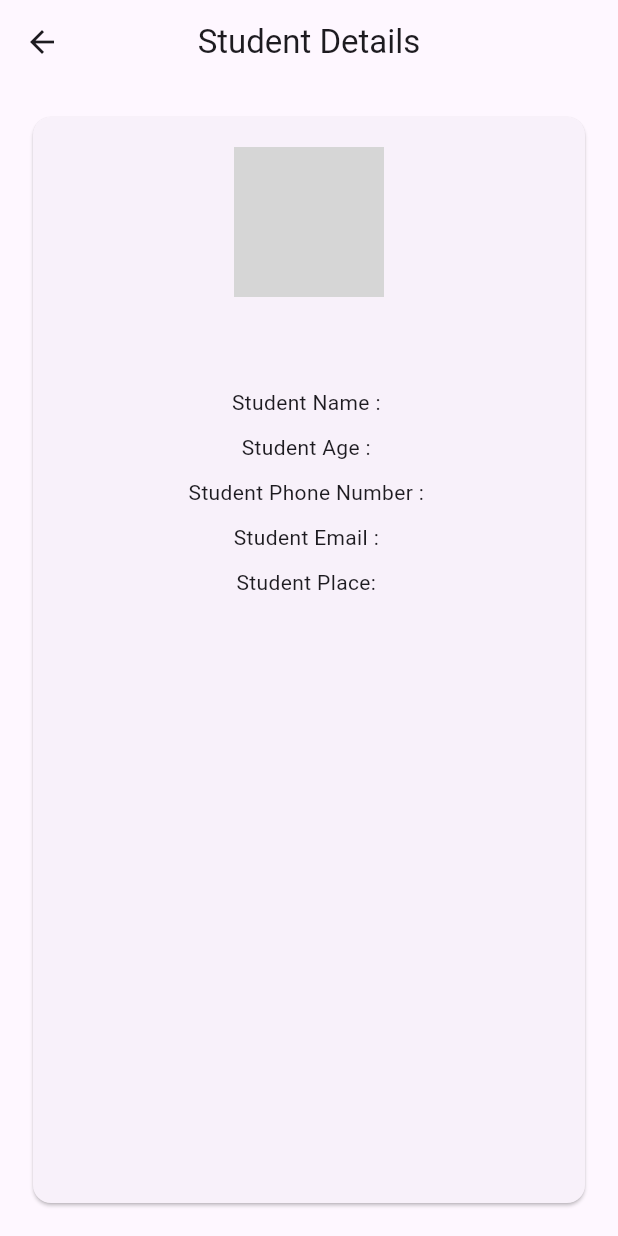
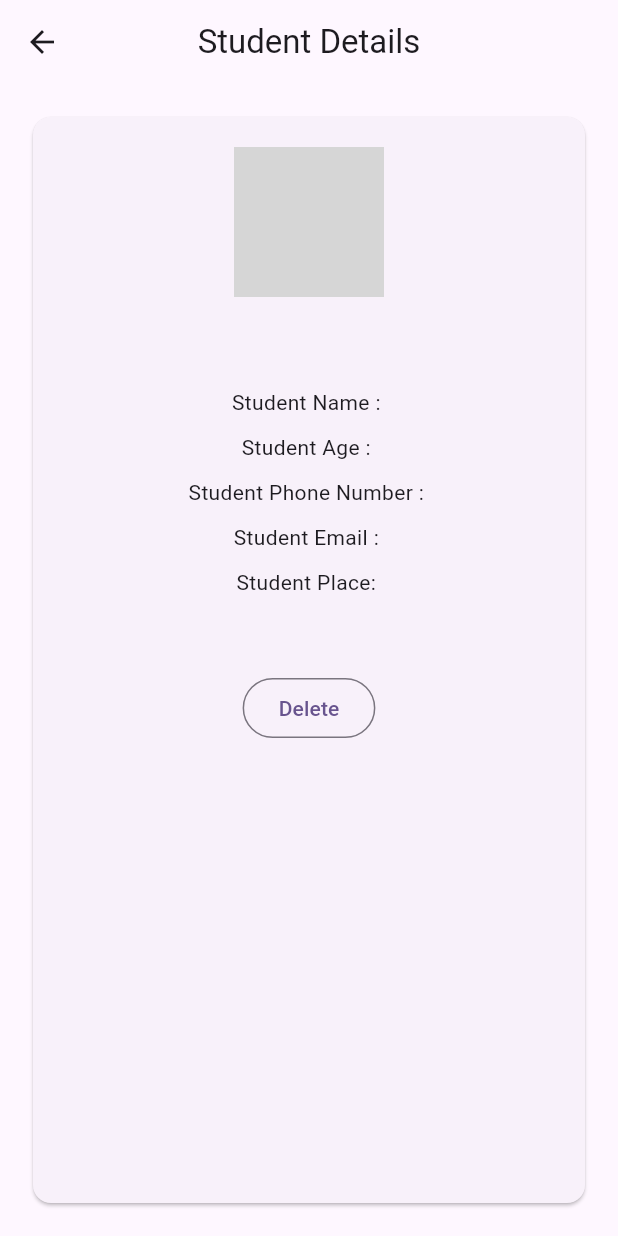
Before and after one commit to AbhijithNellikkat/AppXcel-Academy-App, a Flutter app: the StudentDetailsScreen screen opened directly with empty values, on a phone screen of 412 x 824 dp. Run offline on Flutter 3.47's test engine with Material 2 defaults, Android fonts, the phone set to English and light mode, and no system bars; our stand-ins replace cloud_firestore, firebase_auth, firebase_core, firebase_storage, fluttertoast, google_fonts and 3 more; accounts and stored records are empty; network calls fail; grey boxes are pictures that could not be loaded.

Commit message:
delete student data form firebase database is completed

```diff
--- a/lib/auth/forget_password.dart
+++ b/lib/auth/forget_password.dart
@@ -1,5 +1,6 @@
 import 'package:appxcel_academy/auth/login.dart';
 import 'package:appxcel_academy/auth/signup.dart';
+import 'package:appxcel_academy/utils/images.dart';
 import 'package:appxcel_academy/widgets/features/accout_check/account_check_widget.dart';
 import 'package:firebase_auth/firebase_auth.dart';
 import 'package:flutter/material.dart';
@@ -31,7 +32,7 @@ class ForgetPasswordScreen extends StatelessWidget {
                     style: TextStyle(fontWeight: FontWeight.bold, fontSize: 22),
                   ),
                   Lottie.asset(
-                      'assets/animations/forget_password_animation.json'),
+                      forgetPasswordAnimation),
                   const SizedBox(height: 20),
                   InputFieldWidget(
                     lableText: 'Email',
--- a/lib/auth/signup.dart
+++ b/lib/auth/signup.dart
@@ -13,6 +13,7 @@ import 'package:fluttertoast/fluttertoast.dart';
 import 'package:image_cropper/image_cropper.dart';
 import 'package:image_picker/image_picker.dart';
 
+import '../utils/images.dart';
 import '../widgets/global/input_field_widget.dart';
 
 class SignUpScreen extends StatefulWidget {
@@ -100,7 +101,7 @@ class _SignUpScreenState extends State<SignUpScreen> {
                   child: CircleAvatar(
                     radius: 70,
                     backgroundImage: imageFile == null
-                        ? const AssetImage("assets/images/notUser.jpg")
+                        ? const AssetImage(notUserImage)
                         : Image.file(imageFile!).image,
                   ),
                 ),
--- a/lib/pages/student_details/student_details.dart
+++ b/lib/pages/student_details/student_details.dart
@@ -1,3 +1,6 @@
+import 'package:appxcel_academy/pages/home/home_screen.dart';
+import 'package:cloud_firestore/cloud_firestore.dart';
+import 'package:firebase_auth/firebase_auth.dart';
 import 'package:flutter/material.dart';
 
 class StudentDetailsScreen extends StatelessWidget {
@@ -8,7 +11,9 @@ class StudentDetailsScreen extends StatelessWidget {
       required this.studentPhoneNumber,
       required this.studentEmailId,
       required this.studentPlace,
-      required this.studentImage});
+      required this.studentImage,
+      required this.userId,
+      required this.doId});
 
   final String studentName;
   final String studentAge;
@@ -16,6 +21,8 @@ class StudentDetailsScreen extends StatelessWidget {
   final String studentEmailId;
   final String studentPlace;
   final String studentImage;
+  final String userId;
+  final String doId;
 
   @override
   Widget build(BuildContext context) {
@@ -46,7 +53,24 @@ class StudentDetailsScreen extends StatelessWidget {
                   Text('Student Email : $studentEmailId'),
                   const SizedBox(height: 10),
                   Text('Student Place: $studentPlace'),
-                  const SizedBox(height: 10),
+                  const SizedBox(height: 50),
+                  FirebaseAuth.instance.currentUser!.uid == userId
+                      ? OutlinedButton(
+                          onPressed: () {
+                            FirebaseFirestore.instance
+                                .collection("studetDetails")
+                                .doc(doId)
+                                .delete()
+                                .then((value) {
+                              Navigator.pushReplacement(
+                                  context,
+                                  MaterialPageRoute(
+                                    builder: (context) => HomeScreen(),
+                                  ));
+                            });
+                          },
+                          child: const Text("Delete"))
+                      : Container(),
                 ],
               )
             ]),
--- a/lib/widgets/features/empty_box/empty_box_view.dart
+++ b/lib/widgets/features/empty_box/empty_box_view.dart
@@ -1,3 +1,4 @@
+import 'package:appxcel_academy/utils/images.dart';
 import 'package:flutter/material.dart';
 import 'package:google_fonts/google_fonts.dart';
 import 'package:lottie/lottie.dart';
@@ -10,7 +11,7 @@ class EmptyBoxView extends StatelessWidget {
     return Column(
       mainAxisAlignment: MainAxisAlignment.center,
       children: [
-        Lottie.asset("assets/animations/emptyBox.json"),
+        Lottie.asset(emptyBoxAnimation),
         Text(
           "Things look empty here. Tap + to start ",
           style: GoogleFonts.poppins(fontSize: 13),
--- a/lib/widgets/features/students_listView/students_listView_widget.dart
+++ b/lib/widgets/features/students_listView/students_listView_widget.dart
@@ -47,6 +47,8 @@ class ListViewWidget extends StatelessWidget {
                     context,
                     MaterialPageRoute(
                       builder: (context) => StudentDetailsScreen(
+                        doId: doId,
+                        userId: userId,
                         studentName: studentName,
                         studentAge: studentAge,
                         studentPhoneNumber: studentPhoneNumber,
@@ -63,6 +65,7 @@ class ListViewWidget extends StatelessWidget {
             ),
             const SizedBox(height: 13.0),
             Row(
+              mainAxisAlignment: MainAxisAlignment.spaceBetween,
               children: [
                 Padding(
                   padding: const EdgeInsets.all(8.0),
```
Also changed, not shown: lib/utils/images.dart (+7 -0 lines).
